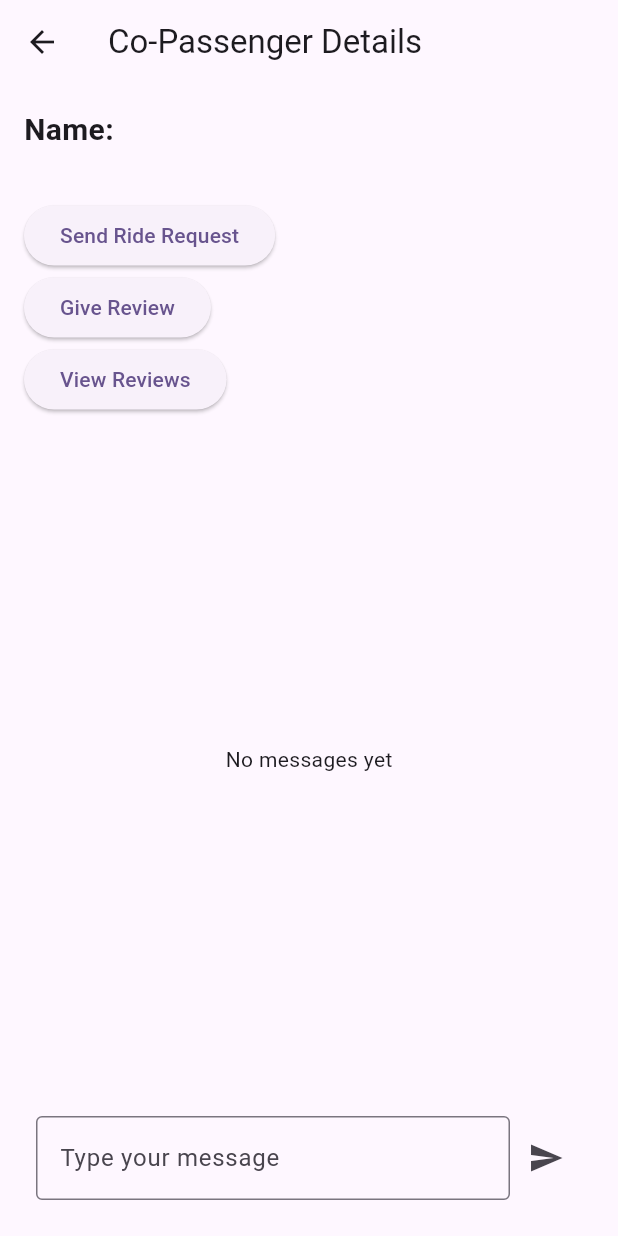
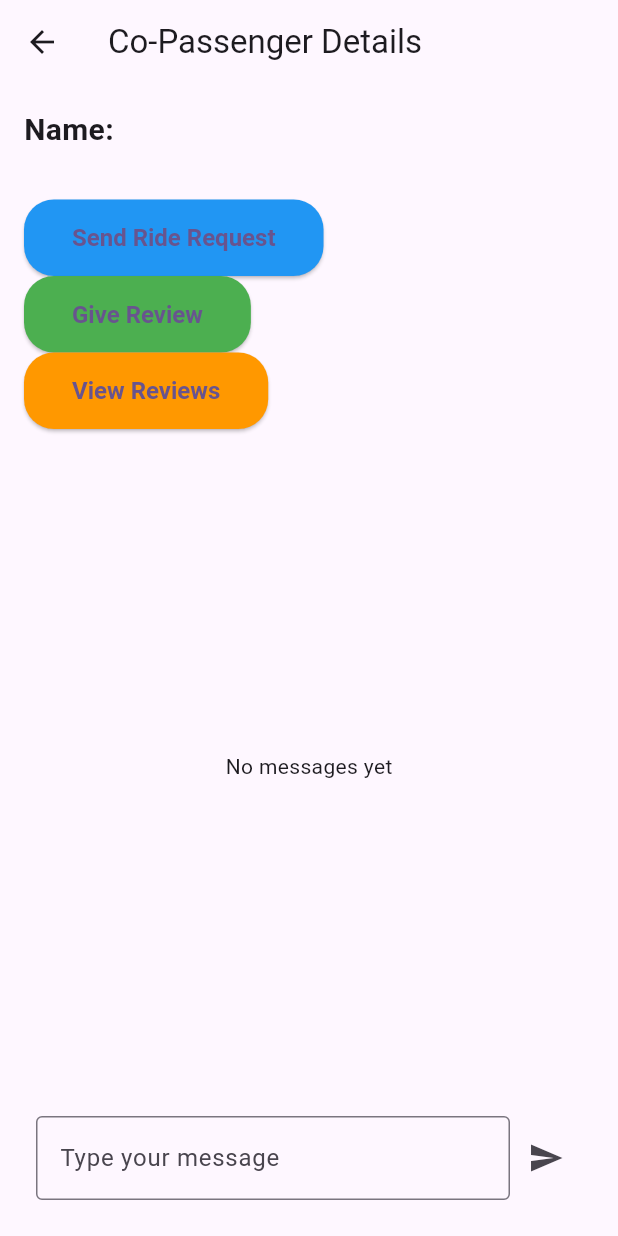
Before and after one commit to majidkc/Ridmate_4, a Flutter app: the CoPassengerDetailsScreen screen opened directly with empty values, on a phone screen of 412 x 824 dp. Run offline on Flutter 3.47's test engine with Material 3 defaults, Android fonts, the phone set to English and light mode, and no system bars; our stand-ins replace cloud_firestore, firebase_auth, firebase_core, firebase_messaging, google_maps_flutter, location and 1 more; accounts and stored records are empty.

Commit message:
fifth commit

```diff
--- a/lib/screens/CoPassengerDetail_screen.dart
+++ b/lib/screens/CoPassengerDetail_screen.dart
@@ -587,6 +587,17 @@ class _CoPassengerDetailsScreenState extends State<CoPassengerDetailsScreen> {
                   // Send Ride Request Button
                    ElevatedButton(
                           onPressed: _isLoading ? null : _sendRideRequest,
+                          style: ElevatedButton.styleFrom(
+                            backgroundColor: Colors.blue,
+                            padding: EdgeInsets.symmetric(horizontal: 32, vertical: 16),
+                            textStyle: TextStyle(
+                              fontSize: 16,
+                              fontWeight: FontWeight.bold,
+                            ),
+                            shape: RoundedRectangleBorder(
+                              borderRadius: BorderRadius.circular(20),
+                            ),
+                          ),
                           child: _isLoading
                               ? CircularProgressIndicator()
                               : Text('Send Ride Request'),
@@ -604,6 +615,17 @@ class _CoPassengerDetailsScreenState extends State<CoPassengerDetailsScreen> {
                               ),
                             );
                           },
+                          style: ElevatedButton.styleFrom(
+                            backgroundColor: Colors.green,
+                            padding: EdgeInsets.symmetric(horizontal: 32, vertical: 16),
+                            textStyle: TextStyle(
+                              fontSize: 16,
+                              fontWeight: FontWeight.bold,
+                            ),
+                            shape: RoundedRectangleBorder(
+                              borderRadius: BorderRadius.circular(20),
+                            ),
+                          ),
                           child: Text('Give Review'),
                         ),
 
@@ -619,6 +641,17 @@ class _CoPassengerDetailsScreenState extends State<CoPassengerDetailsScreen> {
                               ),
                             );
                           },
+                          style: ElevatedButton.styleFrom(
+                            backgroundColor: Colors.orange,
+                            padding: EdgeInsets.symmetric(horizontal: 32, vertical: 16),
+                            textStyle: TextStyle(
+                              fontSize: 16,
+                              fontWeight: FontWeight.bold,
+                            ),
+                            shape: RoundedRectangleBorder(
+                              borderRadius: BorderRadius.circular(20),
+                            ),
+                          ),
                           child: Text('View Reviews'),
                         ),
 
--- a/lib/screens/screen_main.dart
+++ b/lib/screens/screen_main.dart
@@ -48,7 +48,8 @@ class _ScreenMainState extends State<ScreenMain> {
                 findCoPassengers(); // Call to find co-passengers
               },
               child: Text('Search for a Co-Passenger'),
-              style: ElevatedButton.styleFrom(backgroundColor: Colors.purple),
+              style: ElevatedButton.styleFrom(backgroundColor: Colors.purple, foregroundColor: Colors.white,),
+
             ),
           ],
         ),
@@ -194,7 +195,7 @@ class _ScreenMainState extends State<ScreenMain> {
               selectedMode = newValue;
             });
           },
-          items: ['Car', 'Bike', 'Auto'].map((mode) {
+          items: ['Car', 'Auto'].map((mode) {
             return DropdownMenuItem(
               value: mode,
               child: Text(mode),
--- a/lib/screens/signup_screen.dart
+++ b/lib/screens/signup_screen.dart
@@ -38,12 +38,12 @@ class _SignUpScreenState extends State<SignUpScreen> {
   @override
   Widget build(BuildContext context) {
     return Scaffold(
-      backgroundColor: Colors.orange[900],
+      backgroundColor: Colors.purple[900],
       body: SingleChildScrollView(
         child: Column(
           children: [
             Container(
-              color: Colors.orangeAccent[700],
+              color: Colors.purpleAccent[700],
               width: MediaQuery.of(context).size.width,
               height: MediaQuery.of(context).size.height,
               child: Padding(
--- a/pubspec.yaml
+++ b/pubspec.yaml
@@ -41,7 +41,7 @@ dependencies:
   google_fonts: ^6.2.1
   image_picker: ^1.1.2
   # geocoder2: ^1.4.0
-  geocoding: ^3.0.0
+  # geocoding: ^3.0.0
   provider: ^6.1.2
   url_launcher: ^6.3.1
   location: ^7.0.1
```
Also changed, not shown: pubspec.lock. Lines whose indentation alone changed are shown as unchanged.
